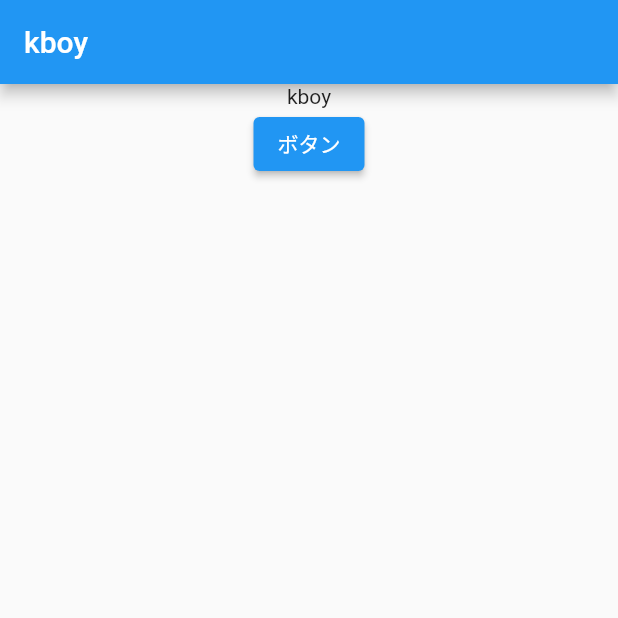
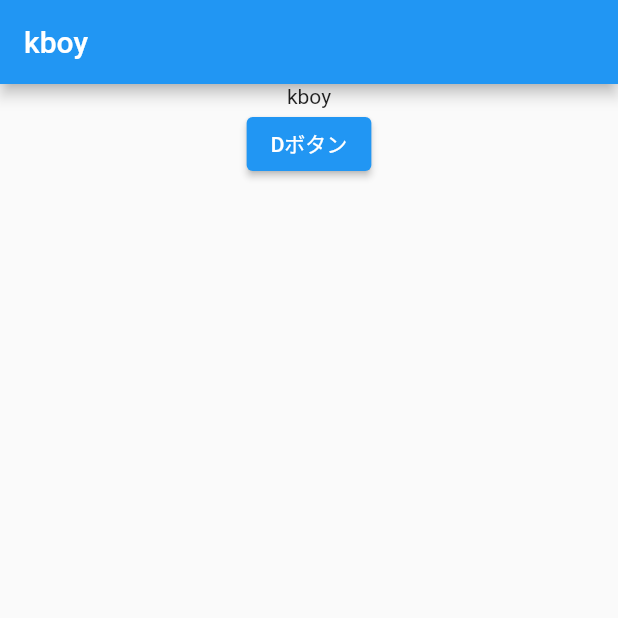
Before and after one commit to YuYMD/coriander, a Flutter app: the screen it shows after launch, on a phone screen of 412 x 824 dp, the top half of it. Run offline on Flutter 3.47's test engine with Material 2 defaults, Android fonts, the phone set to English and light mode, and no system bars.

Commit message:
3rd commitだよ

```diff
--- a/lib/main.dart
+++ b/lib/main.dart
@@ -23,7 +23,7 @@ class MyApp extends StatelessWidget {
                 children: <Widget>[
                   Text(model.kboyText,),
                   ElevatedButton(
-                    child: Text('ボタン'),
+                    child: Text('Dボタン'),
                     onPressed: () {
                     model.changeKboyText();
                   },
```
